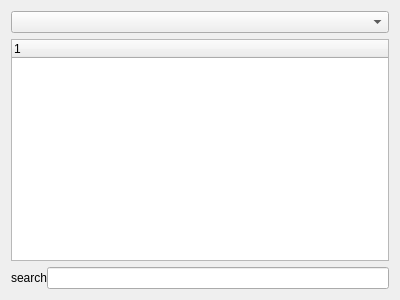
nicolas-daures/ArcadeRoom, file platformlistwidget.ui: the form before one commit.
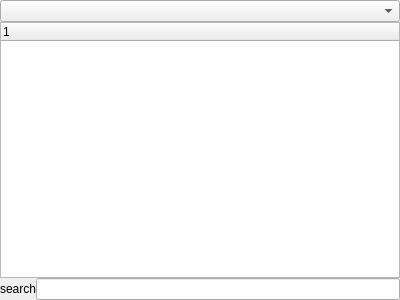
The form after the commit.

Diff of the .ui file:
```diff
--- a/platformlistwidget.ui
+++ b/platformlistwidget.ui
@@ -14,11 +14,32 @@
    <string>Form</string>
   </property>
   <layout class="QVBoxLayout" name="verticalLayout">
+   <property name="spacing">
+    <number>0</number>
+   </property>
+   <property name="leftMargin">
+    <number>0</number>
+   </property>
+   <property name="topMargin">
+    <number>0</number>
+   </property>
+   <property name="rightMargin">
+    <number>0</number>
+   </property>
+   <property name="bottomMargin">
+    <number>0</number>
+   </property>
    <item>
     <widget class="QComboBox" name="comboBoxPlatformSorting"/>
    </item>
    <item>
-    <widget class="QTreeWidget" name="treeWidget"/>
+    <widget class="QTreeWidget" name="treeWidget">
+     <column>
+      <property name="text">
+       <string notr="true">1</string>
+      </property>
+     </column>
+    </widget>
    </item>
    <item>
     <layout class="QHBoxLayout" name="treeSearchHorizontalLayout">
```
